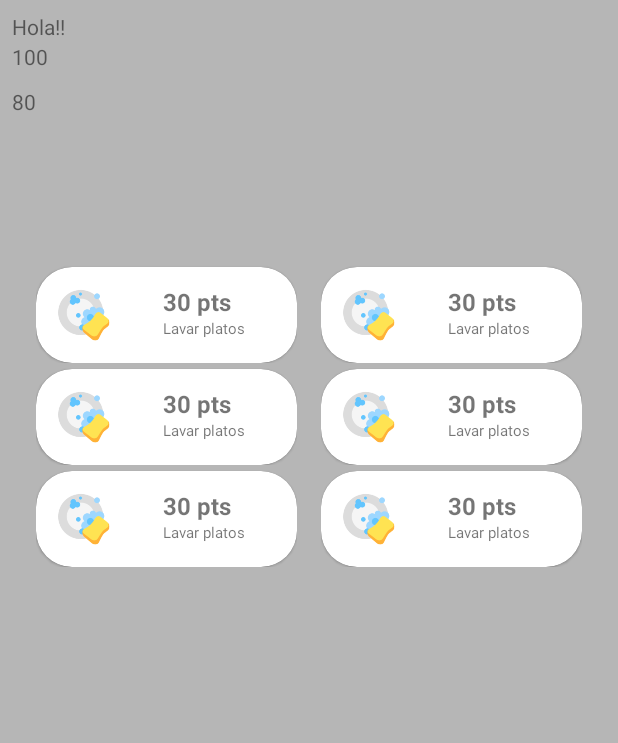
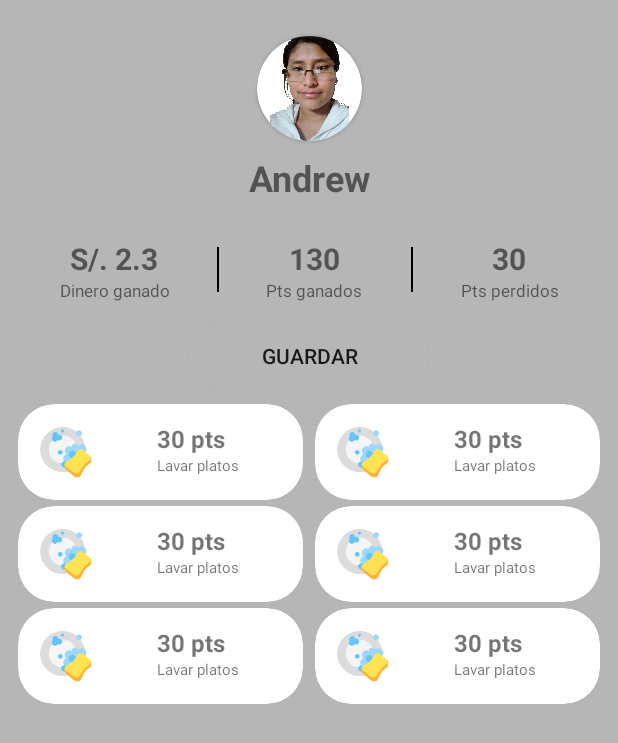
Before and after one commit to JhohellsDL/ContadorCasino, an Android app: the layout activity_actividades_positivas.xml on its own in the app's theme, with its tools: preview values and no code run, on a phone screen of 412 x 824 dp. Shown: the top 743 px of the screen. Run offline under Robolectric (Android 15) with nearby library versions, the phone set to English and light mode, and no system bars.

Commit message:
add photos and design

```diff
--- a/app/src/main/res/layout/activity_actividades_positivas.xml
+++ b/app/src/main/res/layout/activity_actividades_positivas.xml
@@ -11,45 +11,164 @@
     <androidx.constraintlayout.widget.ConstraintLayout
         android:id="@+id/constraintLayout"
         android:layout_width="match_parent"
-        android:layout_height="150dp"
+        android:layout_height="wrap_content"
         app:layout_constraintTop_toTopOf="parent"
         tools:layout_editor_absoluteX="8dp">
 
+        <androidx.cardview.widget.CardView
+            android:id="@+id/card_view_photo"
+            android:layout_width="wrap_content"
+            android:layout_height="wrap_content"
+            android:layout_marginTop="16dp"
+            app:cardCornerRadius="35dp"
+            app:layout_constraintTop_toTopOf="parent"
+            app:layout_constraintStart_toStartOf="parent"
+            app:layout_constraintEnd_toEndOf="parent">
+
+            <androidx.appcompat.widget.AppCompatImageView
+                android:layout_width="70dp"
+                android:layout_height="70dp"
+                android:src="@drawable/mom"/>
+
+        </androidx.cardview.widget.CardView>
         <TextView
-            android:id="@+id/txt_ok"
+            android:id="@+id/nameUser"
+            android:layout_width="wrap_content"
+            android:layout_height="wrap_content"
+            android:textSize="24sp"
+            android:textStyle="bold"
+            android:layout_marginTop="8dp"
+            app:layout_constraintTop_toBottomOf="@id/card_view_photo"
+            app:layout_constraintStart_toStartOf="parent"
+            app:layout_constraintEnd_toEndOf="parent"
+            android:text="Andrew"/>
+        <androidx.appcompat.widget.LinearLayoutCompat
+            android:id="@+id/linear_layout1"
             android:layout_width="match_parent"
-            android:layout_height="match_parent"
-            android:text="Hola!!"/>
-        <TextView
-            android:id="@+id/puntos_ganados"
-            android:layout_width="match_parent"
-            android:layout_height="match_parent"
-            android:layout_marginTop="20dp"
-            android:text="100"/>
-        <TextView
-            android:id="@+id/puntos_perdidos"
-            android:layout_width="match_parent"
-            android:layout_height="match_parent"
-            android:layout_marginTop="50dp"
-            android:text="80"/>
+            android:layout_height="wrap_content"
+            android:orientation="horizontal"
+            android:layout_marginTop="24dp"
+            app:layout_constraintTop_toBottomOf="@id/nameUser"
+            app:layout_constraintStart_toStartOf="parent"
+            app:layout_constraintEnd_toEndOf="parent">
+            <androidx.appcompat.widget.LinearLayoutCompat
+                android:layout_width="wrap_content"
+                android:layout_height="wrap_content"
+                android:layout_weight="1"
+                android:orientation="vertical">
+                <TextView
+                    android:id="@+id/txt_ok"
+                    android:layout_width="wrap_content"
+                    android:layout_height="wrap_content"
+                    android:textAlignment="center"
+                    android:layout_gravity="center"
+                    android:textStyle="bold"
+                    android:textSize="20sp"
+                    android:text="S/. 2.3"/>
+                <TextView
+                    android:layout_weight="1"
+                    android:layout_width="wrap_content"
+                    android:layout_height="wrap_content"
+                    android:textAlignment="center"
+                    android:layout_gravity="center"
+                    android:textSize="11sp"
+                    android:text="Dinero ganado"/>
+            </androidx.appcompat.widget.LinearLayoutCompat>
+            <View
+                android:id="@+id/divider1"
+                android:layout_width="1dp"
+                android:layout_height="30dp"
+                android:layout_gravity="center"
+                android:background="@color/black"/>
+            <androidx.appcompat.widget.LinearLayoutCompat
+                android:layout_width="wrap_content"
+                android:layout_height="wrap_content"
+                android:layout_weight="1"
+                android:orientation="vertical">
+                <TextView
+                    android:id="@+id/puntos_ganados"
+                    android:layout_width="wrap_content"
+                    android:layout_height="wrap_content"
+                    android:textAlignment="center"
+                    android:layout_gravity="center"
+                    android:textStyle="bold"
+                    android:textSize="20sp"
+                    android:text="130"/>
+                <TextView
+                    android:layout_weight="1"
+                    android:layout_width="wrap_content"
+                    android:layout_height="wrap_content"
+                    android:textAlignment="center"
+                    android:layout_gravity="center"
+                    android:textSize="11sp"
+                    android:text="Pts ganados"/>
+            </androidx.appcompat.widget.LinearLayoutCompat>
+            <View
+                android:id="@+id/divider2"
+                android:layout_width="1dp"
+                android:layout_height="30dp"
+                android:layout_gravity="center"
+                android:background="@color/black"/>
+            <androidx.appcompat.widget.LinearLayoutCompat
+                android:layout_width="wrap_content"
+                android:layout_height="wrap_content"
+                android:layout_weight="1"
+                android:orientation="vertical">
+                <TextView
+                    android:id="@+id/puntos_perdidos"
+                    android:layout_width="wrap_content"
+                    android:layout_height="wrap_content"
+                    android:textAlignment="center"
+                    android:layout_gravity="center"
+                    android:textStyle="bold"
+                    android:textSize="20sp"
+                    android:text="30"/>
+                <TextView
+                    android:layout_weight="1"
+                    android:layout_width="wrap_content"
+                    android:layout_height="wrap_content"
+                    android:textAlignment="center"
+                    android:layout_gravity="center"
+                    android:textSize="11sp"
+                    android:text="Pts perdidos"/>
+            </androidx.appcompat.widget.LinearLayoutCompat>
+        </androidx.appcompat.widget.LinearLayoutCompat>
 
+        <androidx.cardview.widget.CardView
+            android:layout_width="160dp"
+            android:layout_height="40dp"
+            android:layout_marginTop="16dp"
+            android:layout_marginBottom="4dp"
+            app:cardCornerRadius="25dp"
+            android:backgroundTint="@color/transparent"
+            app:cardPreventCornerOverlap="true"
+            android:outlineSpotShadowColor="@color/transparent"
+            app:layout_constraintTop_toBottomOf="@id/linear_layout1"
+            app:layout_constraintStart_toStartOf="parent"
+            app:layout_constraintBottom_toBottomOf="parent"
+            app:layout_constraintEnd_toEndOf="parent">
+            <androidx.appcompat.widget.AppCompatButton
+                android:layout_width="wrap_content"
+                android:layout_height="wrap_content"
+                android:background="@color/transparent"
+                android:layout_gravity="center"
+                android:text="Guardar" />
+        </androidx.cardview.widget.CardView>
 
     </androidx.constraintlayout.widget.ConstraintLayout>
 
     <androidx.appcompat.widget.LinearLayoutCompat
         android:layout_width="match_parent"
         android:layout_height="wrap_content"
-        android:padding="8dp"
         android:orientation="horizontal"
-        app:layout_constraintTop_toBottomOf="@+id/constraintLayout"
-        tools:layout_editor_absoluteX="8dp">
+        app:layout_constraintTop_toBottomOf="@+id/constraintLayout">
 
         <androidx.recyclerview.widget.RecyclerView
             android:id="@+id/recycler_view_Positive"
             android:layout_width="wrap_content"
             android:layout_height="wrap_content"
             app:layoutManager="LinearLayoutManager"
-            android:padding="8dp"
+            android:padding="4dp"
             android:layout_weight="1"
             app:layout_constraintTop_toBottomOf="@+id/constraintLayout"
             tools:listitem="@layout/list_card_actions"/>
@@ -58,7 +177,7 @@
             android:id="@+id/recycler_view_Negative"
             android:layout_width="wrap_content"
             android:layout_height="wrap_content"
-            android:padding="8dp"
+            android:padding="4dp"
             android:layout_weight="1"
             android:scrollbars="vertical"
             app:layoutManager="LinearLayoutManager"
--- a/app/src/main/res/values/colors.xml
+++ b/app/src/main/res/values/colors.xml
@@ -8,4 +8,5 @@
     <color name="black">#FF000000</color>
     <color name="white">#FFFFFFFF</color>
     <color name="gray">#B6B6B6</color>
+    <color name="transparent">#00B6B6B6</color>
 </resources>
```
Also changed, not shown: app/src/main/res/drawable/mom.png (added), 3 other files.
